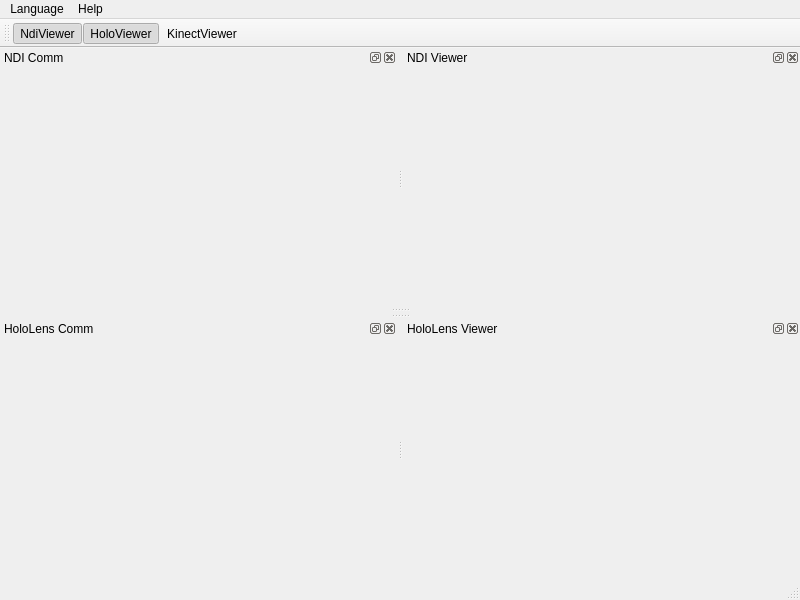
Above: MotionViewer/mainwindow.ui from thinkexist1989/MotionViewer before the change. Below: the same form after it.
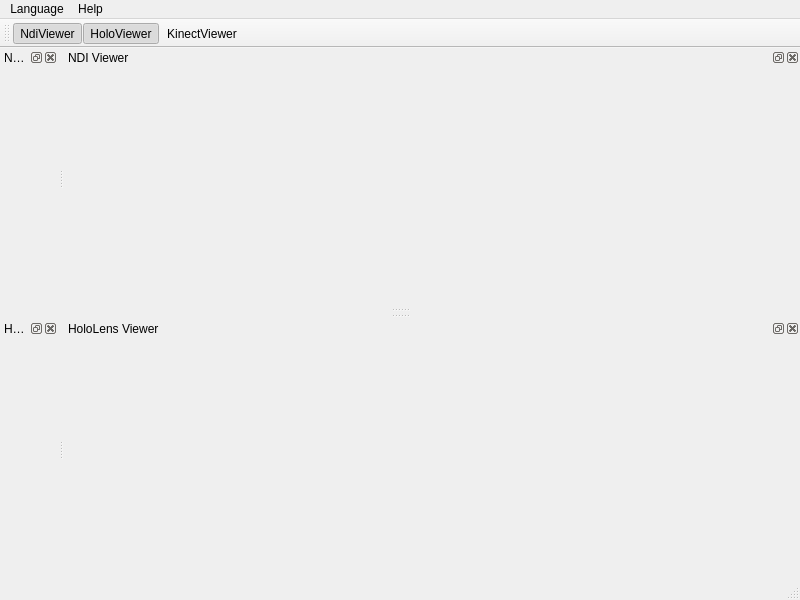
That is the form after the change. Icons and pictures are not drawn.

Diff of the .ui file:
```diff
--- a/MotionViewer/mainwindow.ui
+++ b/MotionViewer/mainwindow.ui
@@ -64,7 +64,7 @@
   <widget class="QStatusBar" name="statusBar"/>
   <widget class="QDockWidget" name="ndiCommDockWidget">
    <property name="sizePolicy">
-    <sizepolicy hsizetype="Preferred" vsizetype="Preferred">
+    <sizepolicy hsizetype="Fixed" vsizetype="Preferred">
      <horstretch>0</horstretch>
      <verstretch>0</verstretch>
     </sizepolicy>
@@ -79,7 +79,7 @@
   </widget>
   <widget class="QDockWidget" name="holoCommDockWidget">
    <property name="sizePolicy">
-    <sizepolicy hsizetype="Preferred" vsizetype="Preferred">
+    <sizepolicy hsizetype="Fixed" vsizetype="Preferred">
      <horstretch>0</horstretch>
      <verstretch>0</verstretch>
     </sizepolicy>
```
